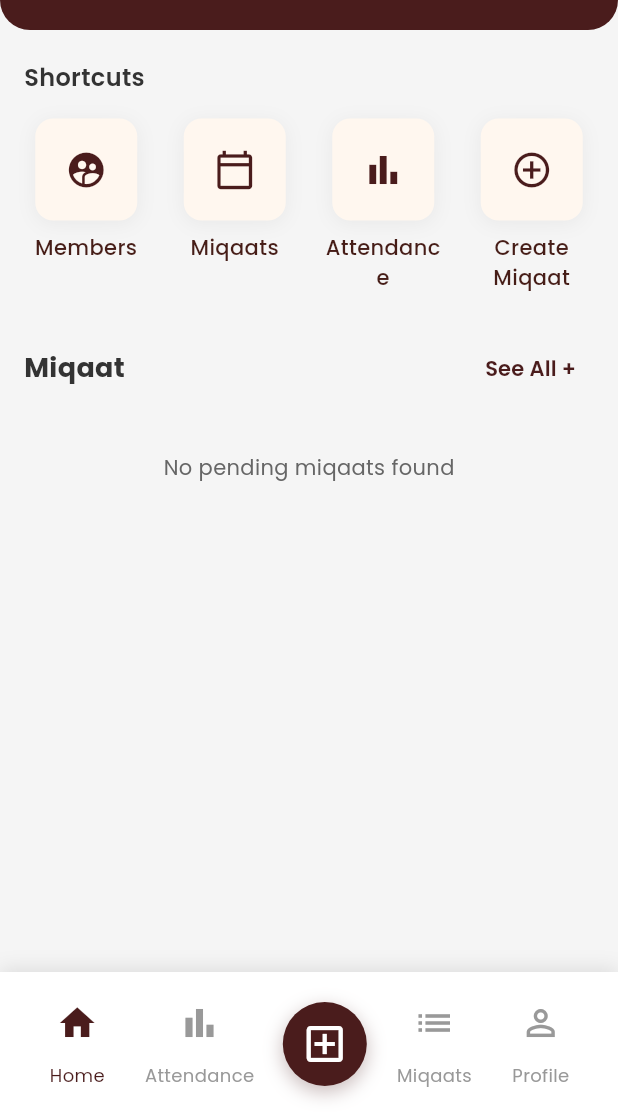
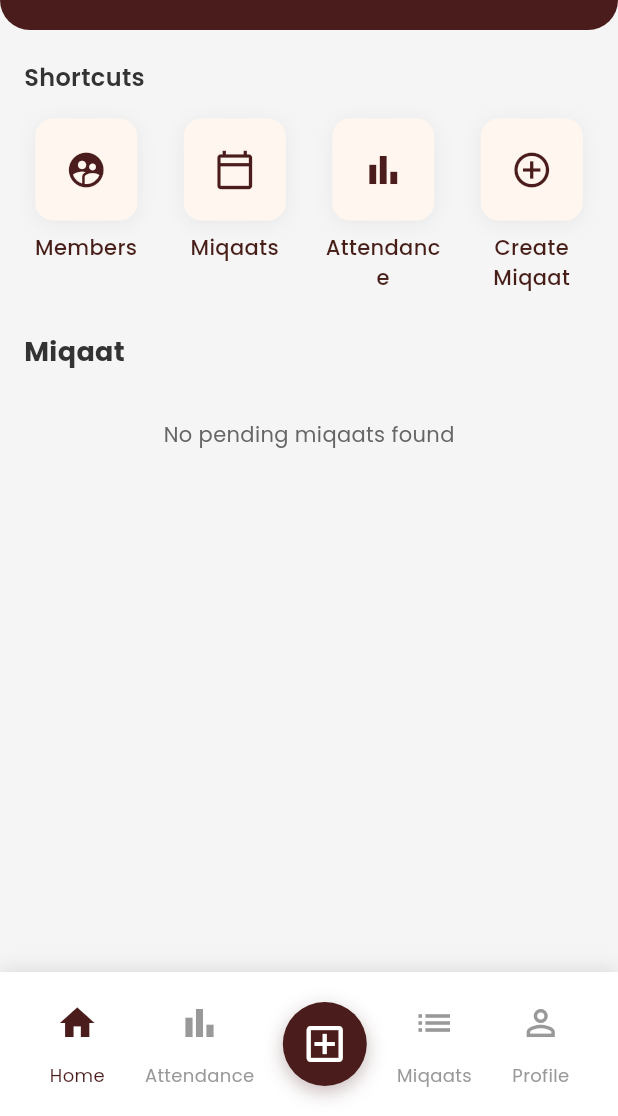
Before and after one commit to mohammed7869/BGP-Flutter, a Flutter app: the AdminDashboardScreen screen opened directly, on a phone screen of 412 x 824 dp, the part 120-1236 px from its top. Run offline on Flutter 3.47's test engine with Material 3 defaults, Android fonts, the phone set to English and light mode, and no system bars; our stand-ins replace google_fonts, shared_preferences; missing offline and left inert: pwa_install; accounts and stored records are empty.

Commit message:
commented out see all button

```diff
--- a/lib/ui/screens/admin/adminDashboard.dart
+++ b/lib/ui/screens/admin/adminDashboard.dart
@@ -4,7 +4,6 @@ import 'package:burhaniguardsapp/core/services/miqaat_service.dart';
 import 'package:burhaniguardsapp/ui/screens/admin/attendancemiqaatScreen.dart';
 import 'package:burhaniguardsapp/ui/screens/admin/createMiqaatScreen.dart';
 import 'package:burhaniguardsapp/ui/screens/admin/membersListScreen.dart';
-import 'package:burhaniguardsapp/ui/screens/admin/miqaats_Screen.dart';
 import 'package:burhaniguardsapp/ui/widgets/adminAppBar.dart';
 import 'package:burhaniguardsapp/ui/widgets/adminAppDrawer.dart';
 import 'package:burhaniguardsapp/ui/widgets/adminBottomNavigationBar.dart';
@@ -237,23 +236,23 @@ class _AdminDashboardScreenState extends State<AdminDashboardScreen> {
                   color: Color(0xFF333333),
                 ),
               ),
-              TextButton(
-                onPressed: () {
-                  Navigator.push(
-                    context,
-                    MaterialPageRoute(
-                        builder: (context) => const MiqaatScreen()),
-                  );
-                },
-                child: const Text(
-                  'See All +',
-                  style: TextStyle(
-                    fontSize: 14,
-                    color: Color(0xFF4A1C1C),
-                    fontWeight: FontWeight.w600,
-                  ),
-                ),
-              ),
+              // TextButton(
+              //   onPressed: () {
+              //     Navigator.push(
+              //       context,
+              //       MaterialPageRoute(
+              //           builder: (context) => const MiqaatScreen()),
+              //     );
+              //   },
+              //   child: const Text(
+              //     'See All +',
+              //     style: TextStyle(
+              //       fontSize: 14,
+              //       color: Color(0xFF4A1C1C),
+              //       fontWeight: FontWeight.w600,
+              //     ),
+              //   ),
+              // ),
             ],
           ),
           const SizedBox(height: 12),
```
